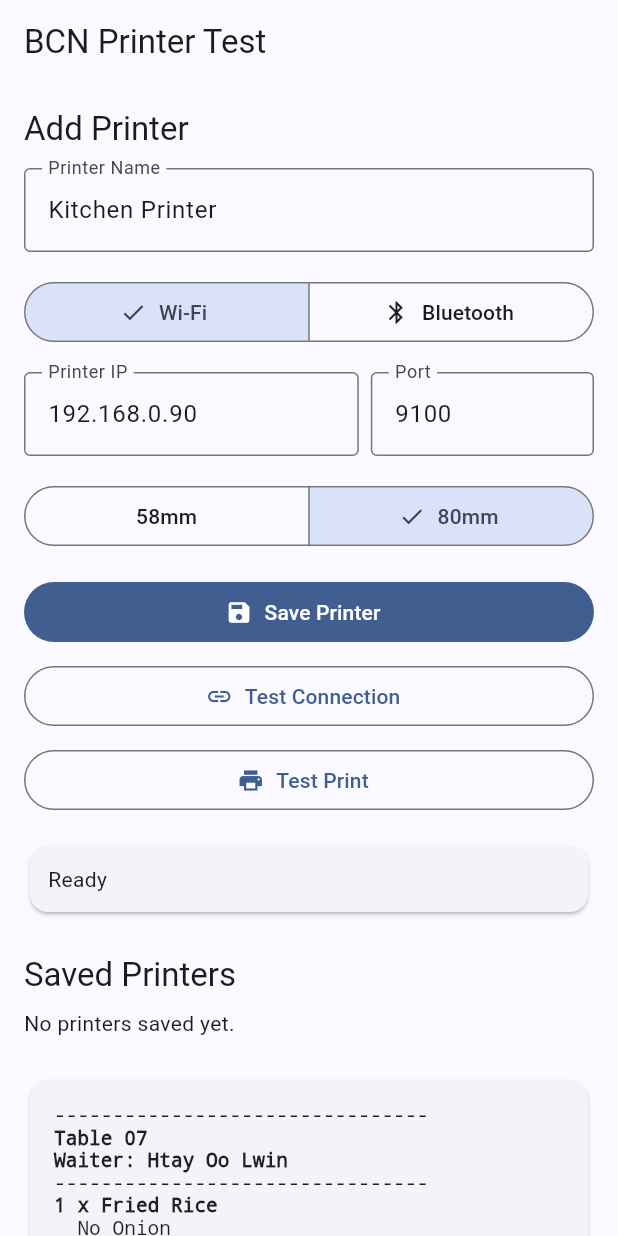
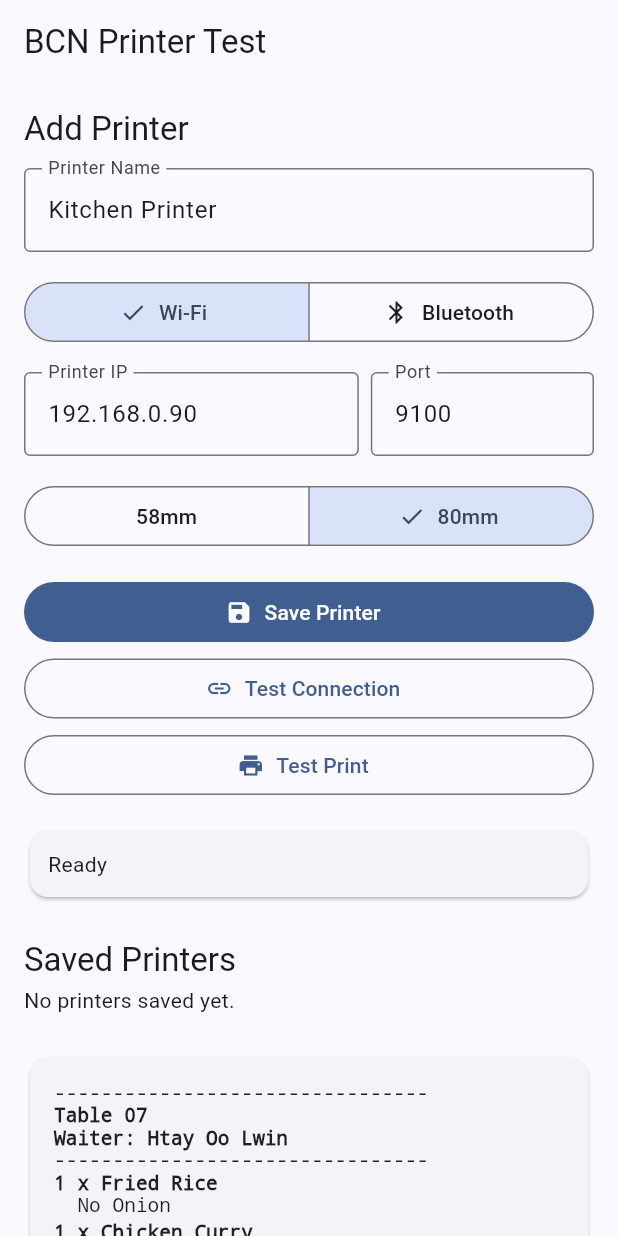
Before and after one commit to HtayOoLwin/android-printer, a Flutter app: the screen it shows after launch, on a phone screen of 412 x 824 dp. Run offline on Flutter 3.47's test engine with Material 3 defaults, Android fonts, the phone set to English and light mode, and no system bars; our stand-ins replace shared_preferences; missing offline and left inert: esc_pos_utils_plus, print_bluetooth_thermal.

Commit message:
Reduce ticket preview vertical spacing

```diff
--- a/lib/main.dart
+++ b/lib/main.dart
@@ -366,13 +366,13 @@ class _PrinterTestScreenState extends State<PrinterTestScreen> {
                 _editingIndex == null ? 'Save Printer' : 'Update Printer',
               ),
             ),
-            const SizedBox(height: 8),
+            const SizedBox(height: 3),
             OutlinedButton.icon(
               onPressed: _busy ? null : _testCurrentConnection,
               icon: const Icon(Icons.link),
               label: const Text('Test Connection'),
             ),
-            const SizedBox(height: 8),
+            const SizedBox(height: 3),
             OutlinedButton.icon(
               onPressed: _busy ? null : _testCurrentPrint,
               icon: const Icon(Icons.print),
@@ -390,7 +390,7 @@ class _PrinterTestScreenState extends State<PrinterTestScreen> {
               'Saved Printers',
               style: Theme.of(context).textTheme.titleLarge,
             ),
-            const SizedBox(height: 8),
+            const SizedBox(height: 3),
             if (_savedPrinters.isEmpty)
               const Text('No printers saved yet.')
             else
@@ -564,13 +564,13 @@ class _PrinterTestScreenState extends State<PrinterTestScreen> {
                 style: TextStyle(fontWeight: FontWeight.bold, fontSize: 13),
               ),
               Text('  No Onion'),
-              SizedBox(height: 8),
+              SizedBox(height: 3),
               Text(
                 '1 x Chicken Curry',
                 style: TextStyle(fontWeight: FontWeight.bold, fontSize: 13),
               ),
               Text('  Extra Chili'),
-              SizedBox(height: 8),
+              SizedBox(height: 3),
               Text(
                 '1 x Beer',
                 style: TextStyle(fontWeight: FontWeight.bold, fontSize: 13),
```
